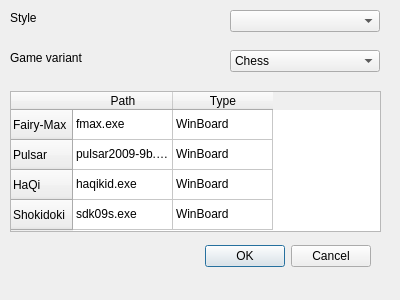
Qt form settingsdialog.ui (fire-lizard/QBoard) before a commit.
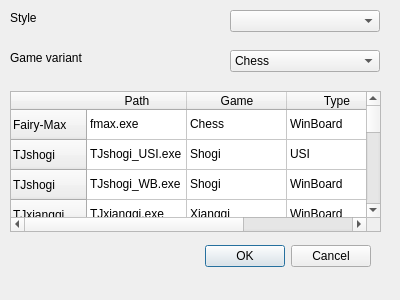
The same form after that commit.

The edit to the form file:
```diff
--- a/settingsdialog.ui
+++ b/settingsdialog.ui
@@ -66,6 +66,51 @@
      <string>Fairy-Max</string>
     </property>
    </row>
+   <row>
+    <property name="text">
+     <string>TJshogi</string>
+    </property>
+   </row>
+   <row>
+    <property name="text">
+     <string>TJshogi</string>
+    </property>
+   </row>
+   <row>
+    <property name="text">
+     <string>TJxiangqi</string>
+    </property>
+   </row>
+   <row>
+    <property name="text">
+     <string>TJchess_1.3</string>
+    </property>
+   </row>
+   <row>
+    <property name="text">
+     <string>EleEye</string>
+    </property>
+   </row>
+   <row>
+    <property name="text">
+     <string>Fruit</string>
+    </property>
+   </row>
+   <row>
+    <property name="text">
+     <string>LaramieV3</string>
+    </property>
+   </row>
+   <row>
+    <property name="text">
+     <string>Qianhong</string>
+    </property>
+   </row>
+   <row>
+    <property name="text">
+     <string>Fairy-Max</string>
+    </property>
+   </row>
    <row>
     <property name="text">
      <string>Pulsar</string>
@@ -86,6 +131,11 @@
      <string>Path</string>
     </property>
    </column>
+   <column>
+    <property name="text">
+     <string>Game</string>
+    </property>
+   </column>
    <column>
     <property name="text">
      <string>Type</string>
@@ -98,36 +148,191 @@
    </item>
    <item row="0" column="1">
     <property name="text">
+     <string>Chess</string>
+    </property>
+   </item>
+   <item row="0" column="2">
+    <property name="text">
      <string>WinBoard</string>
     </property>
    </item>
    <item row="1" column="0">
     <property name="text">
-     <string>pulsar2009-9b.exe</string>
+     <string>TJshogi_USI.exe</string>
     </property>
    </item>
    <item row="1" column="1">
     <property name="text">
-     <string>WinBoard</string>
+     <string>Shogi</string>
+    </property>
+   </item>
+   <item row="1" column="2">
+    <property name="text">
+     <string>USI</string>
     </property>
    </item>
    <item row="2" column="0">
     <property name="text">
-     <string>haqikid.exe</string>
+     <string>TJshogi_WB.exe</string>
     </property>
    </item>
    <item row="2" column="1">
     <property name="text">
+     <string>Shogi</string>
+    </property>
+   </item>
+   <item row="2" column="2">
+    <property name="text">
      <string>WinBoard</string>
     </property>
    </item>
    <item row="3" column="0">
     <property name="text">
-     <string>sdk09s.exe</string>
+     <string>TJxiangqi.exe</string>
     </property>
    </item>
    <item row="3" column="1">
     <property name="text">
+     <string>Xiangqi</string>
+    </property>
+   </item>
+   <item row="3" column="2">
+    <property name="text">
+     <string>WinBoard</string>
+    </property>
+   </item>
+   <item row="4" column="0">
+    <property name="text">
+     <string>TJchessWB_1.3_64bit</string>
+    </property>
+   </item>
+   <item row="4" column="1">
+    <property name="text">
+     <string>Chess</string>
+    </property>
+   </item>
+   <item row="4" column="2">
+    <property name="text">
+     <string>WinBoard</string>
+    </property>
+   </item>
+   <item row="5" column="0">
+    <property name="text">
+     <string>ELEEYE.EXE</string>
+    </property>
+   </item>
+   <item row="5" column="1">
+    <property name="text">
+     <string>Xiangqi</string>
+    </property>
+   </item>
+   <item row="5" column="2">
+    <property name="text">
+     <string>UCCI</string>
+    </property>
+   </item>
+   <item row="6" column="0">
+    <property name="text">
+     <string>fruit_21.exe</string>
+    </property>
+   </item>
+   <item row="6" column="1">
+    <property name="text">
+     <string>Chess</string>
+    </property>
+   </item>
+   <item row="6" column="2">
+    <property name="text">
+     <string>UCI</string>
+    </property>
+   </item>
+   <item row="7" column="0">
+    <property name="text">
+     <string>LaramieV3.exe</string>
+    </property>
+   </item>
+   <item row="7" column="1">
+    <property name="text">
+     <string>Shogi</string>
+    </property>
+   </item>
+   <item row="7" column="2">
+    <property name="text">
+     <string>USI</string>
+    </property>
+   </item>
+   <item row="8" column="0">
+    <property name="text">
+     <string>QHPlugin.exe</string>
+    </property>
+   </item>
+   <item row="8" column="1">
+    <property name="text">
+     <string>Xiangqi</string>
+    </property>
+   </item>
+   <item row="8" column="2">
+    <property name="text">
+     <string>Qianhong</string>
+    </property>
+   </item>
+   <item row="9" column="0">
+    <property name="text">
+     <string>MaxQi.exe</string>
+    </property>
+   </item>
+   <item row="9" column="1">
+    <property name="text">
+     <string>Xiangqi</string>
+    </property>
+   </item>
+   <item row="9" column="2">
+    <property name="text">
+     <string>WinBoard</string>
+    </property>
+   </item>
+   <item row="10" column="0">
+    <property name="text">
+     <string>pulsar2009-9b.exe</string>
+    </property>
+   </item>
+   <item row="10" column="1">
+    <property name="text">
+     <string>Chess</string>
+    </property>
+   </item>
+   <item row="10" column="2">
+    <property name="text">
+     <string>WinBoard</string>
+    </property>
+   </item>
+   <item row="11" column="0">
+    <property name="text">
+     <string>haqikid.exe</string>
+    </property>
+   </item>
+   <item row="11" column="1">
+    <property name="text">
+     <string>Xiangqi</string>
+    </property>
+   </item>
+   <item row="11" column="2">
+    <property name="text">
+     <string>WinBoard</string>
+    </property>
+   </item>
+   <item row="12" column="0">
+    <property name="text">
+     <string>sdk09s.exe</string>
+    </property>
+   </item>
+   <item row="12" column="1">
+    <property name="text">
+     <string>Shogi</string>
+    </property>
+   </item>
+   <item row="12" column="2">
+    <property name="text">
      <string>WinBoard</string>
     </property>
    </item>
```
Left out of the diff: 2 changed lines with no effect on the pictures.
